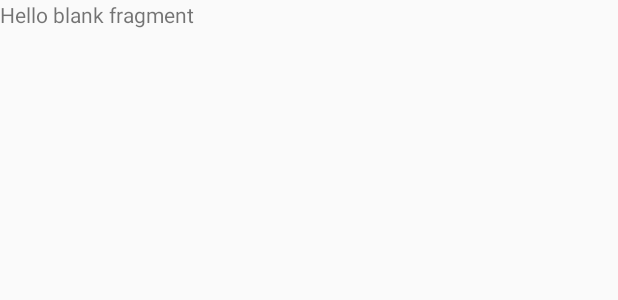
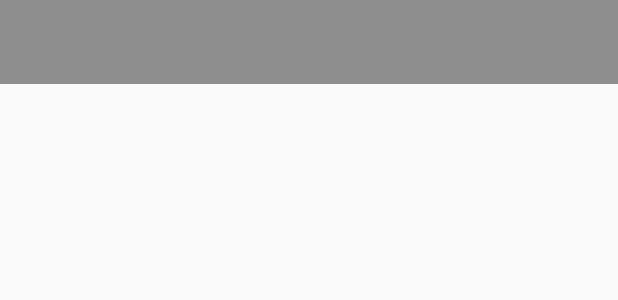
Before and after one commit to csabapap/SeriesReminder, an Android app: the layout fragment_discover.xml on its own in the app's theme, with its tools: preview values and no code run, on a phone screen of 412 x 824 dp. Shown: the top 300 px of the screen. Run offline under Robolectric (Android 15) with nearby library versions, the phone set to English and light mode, and no system bars; network calls fail.

Commit message:
add toolbar to fragment's layout, back navigation from fragment

```diff
--- a/app/src/main/java/hu/csabapap/seriesreminder/ui/main/home/HomeFragment.kt
+++ b/app/src/main/java/hu/csabapap/seriesreminder/ui/main/home/HomeFragment.kt
@@ -87,6 +87,8 @@ class HomeFragment : DaggerFragment() {
     override fun onViewCreated(view: View, savedInstanceState: Bundle?) {
         super.onViewCreated(view, savedInstanceState)
 
+        home_toolbar.title = getString(R.string.app_name)
+
         LinearSnapHelper().attachToRecyclerView(trending_grid)
 
         layoutManager = trending_grid.layoutManager as LinearLayoutManager
--- a/app/src/main/res/layout/fragment_discover.xml
+++ b/app/src/main/res/layout/fragment_discover.xml
@@ -4,9 +4,18 @@
     android:layout_height="match_parent"
     tools:context="hu.csabapap.seriesreminder.ui.main.discover.DiscoverFragment">
 
-    <TextView
+    <android.support.v7.widget.RecyclerView
+        android:id="@+id/rv_grid"
         android:layout_width="match_parent"
         android:layout_height="match_parent"
-        android:text="@string/hello_blank_fragment" />
+        android:paddingTop="?attr/actionBarSize"/>
+
+    <android.support.v7.widget.Toolbar
+        android:id="@+id/discover_toolbar"
+        android:layout_width="match_parent"
+        android:layout_height="?attr/actionBarSize"
+        android:background="?attr/colorPrimary"
+        android:minHeight="?attr/actionBarSize"
+        android:theme="@style/ThemeOverlay.AppCompat.Dark.ActionBar"/>
 
 </FrameLayout>
```
Also changed, not shown: app/src/main/java/hu/csabapap/seriesreminder/ui/main/HomeActivity.kt (+8 -6 lines), app/src/main/java/hu/csabapap/seriesreminder/ui/main/discover/DiscoverFragment.kt (+34 -9 lines), app/src/main/res/layout/activity_home.xml (+1 -12 lines), app/src/main/res/layout/fragment_home.xml (+10 -1 lines).
